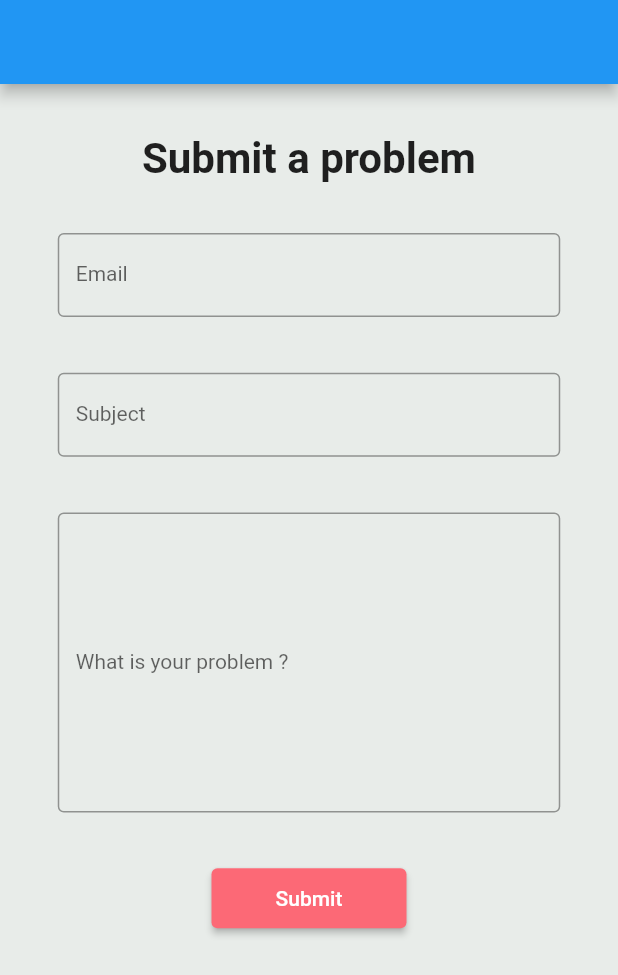
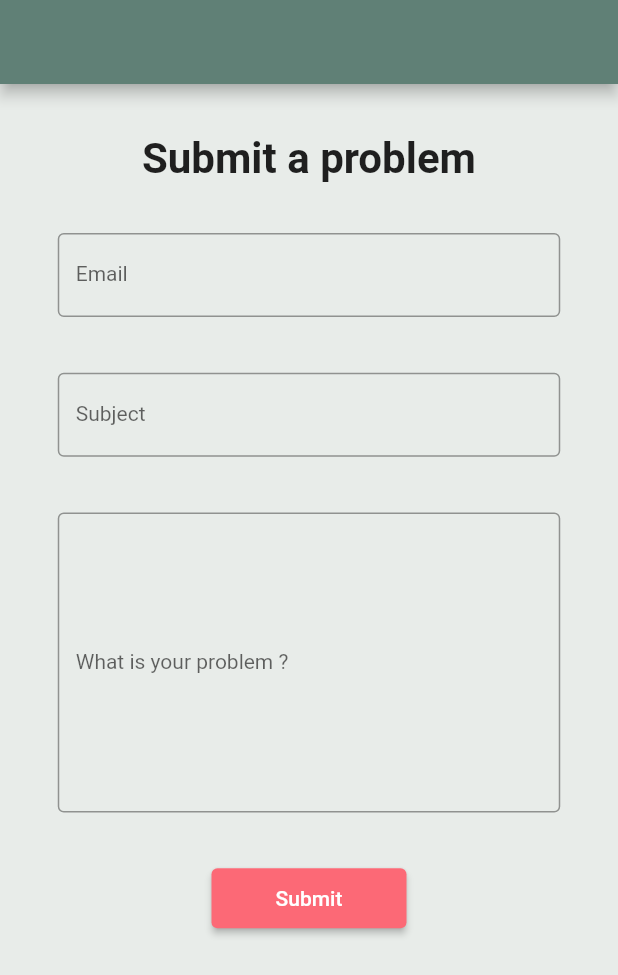
Before and after one commit to Paperwork-EIP/Front-mobile, a Flutter app: the Support screen opened directly, on a phone screen of 412 x 824 dp. Shown: the top 975 px of the screen. Run offline on Flutter 3.47's test engine with Material 2 defaults, Android fonts, the phone set to English and light mode, and no system bars; our stand-ins replace bloc, easy_dynamic_theme, equatable, flutter_bloc, flutter_dotenv, flutter_time_picker_spinner and 4 more; missing offline and left inert: restart_app; accounts and stored records are empty; network calls fail.

Commit message:
[FIX] app bar color support page

```diff
--- a/my_app/workspace/lib/support.dart
+++ b/my_app/workspace/lib/support.dart
@@ -63,6 +63,7 @@ class Support extends StatelessWidget {
 
     return Scaffold(
       appBar: AppBar(
+        backgroundColor: const Color.fromARGB(255, 96, 128, 118),
       ),
       body: Container(
         alignment: Alignment.center,
```
